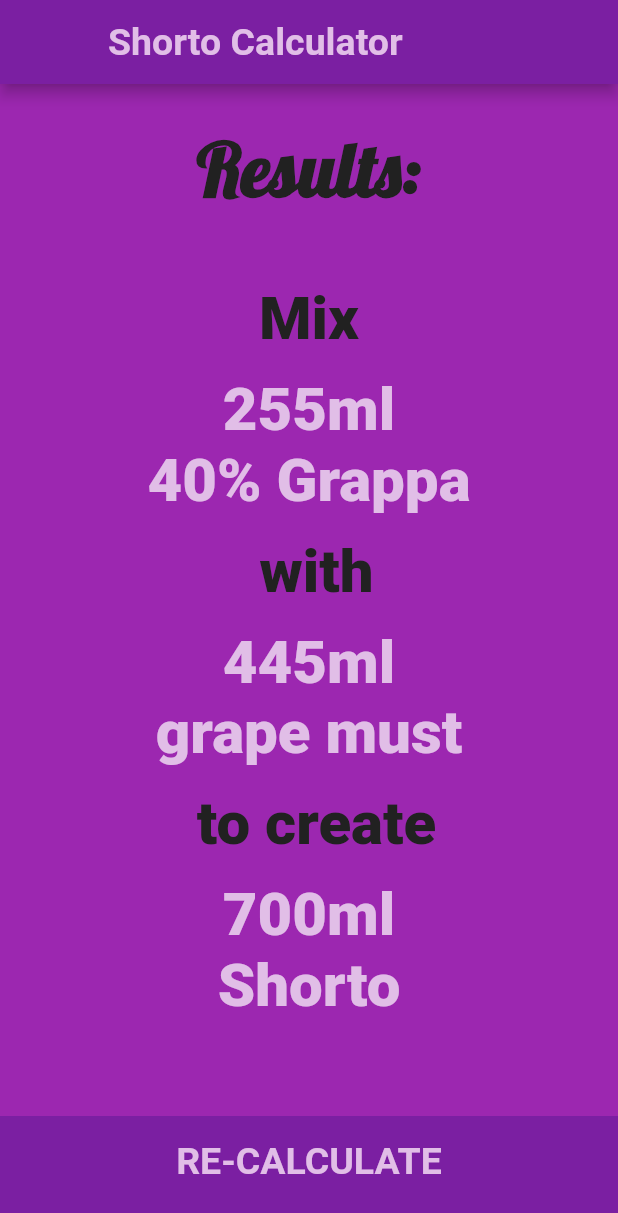
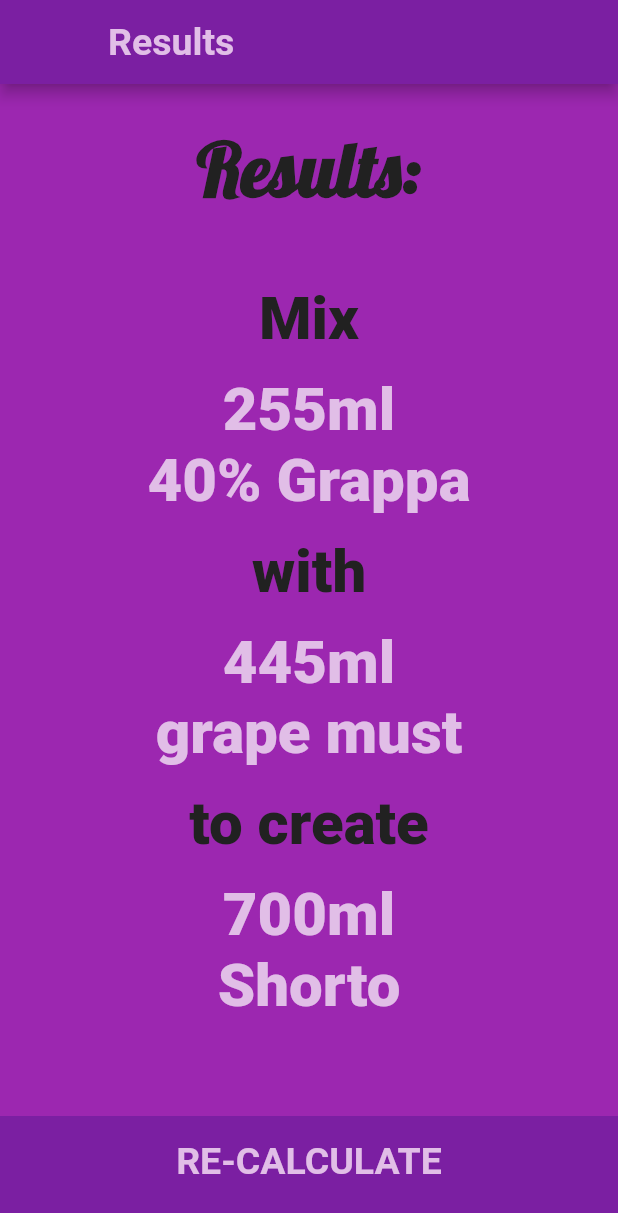
Before and after one commit to ShortyLago/shorto, a Flutter app: the InputsPage screen opened directly, after a tap on "CALCULATE", on a phone screen of 412 x 824 dp. Shown: the top 1213 px of the screen. Run offline on Flutter 3.47's test engine with Material 2 defaults, Android fonts, the phone set to English and light mode, and no system bars; drawn by our look-alikes of auto_size_text; our stand-ins replace font_awesome_flutter, sentry, sentry_flutter; missing offline and left inert: flutter_driver.

Commit message:
Update responsive text and add tests

```diff
--- /dev/null
+++ b/lib/components/autosize_widget.dart
@@ -0,0 +1,24 @@
+import 'package:auto_size_text/auto_size_text.dart';
+import 'package:flutter/cupertino.dart';
+import 'constants.dart';
+
+class AutoSizeWidget extends StatelessWidget {
+  const AutoSizeWidget({this.text, this.style, this.key});
+
+  final String text;
+  final TextStyle style;
+  final Key key;
+
+  @override
+  Widget build(BuildContext context) {
+    return AutoSizeText(
+      text,
+      style: style,
+      key: key,
+      textAlign: TextAlign.center,
+      minFontSize: 10.0,
+      maxFontSize: style.fontSize,
+      maxLines: style == kResultsWhite ? 2 : 1,
+    );
+  }
+}
--- a/lib/components/calculate_button.dart
+++ b/lib/components/calculate_button.dart
@@ -1,11 +1,13 @@
+import 'package:auto_size_text/auto_size_text.dart';
 import 'package:flutter/material.dart';
 import 'package:shorto/components/constants.dart';
 
 class CalculateButton extends StatelessWidget {
-  CalculateButton({@required this.buttonTitle, @required this.onTap});
+  CalculateButton({@required this.buttonTitle, @required this.onTap, this.key});
 
   final String buttonTitle;
   final Function onTap;
+  final Key key;
 
   @override
   Widget build(BuildContext context) {
@@ -13,9 +15,12 @@ class CalculateButton extends StatelessWidget {
       onTap: onTap,
       child: Container(
         child: Center(
-          child: Text(
-            buttonTitle,
-            style: kLargeTextButton,
+          child: FittedBox(
+            child: AutoSizeText(
+              buttonTitle,
+              style: kLargeTextButton,
+              maxFontSize: kLargeTextButton.fontSize,
+            ),
           ),
         ),
         color: kDarkPrimaryColor,
@@ -24,6 +29,7 @@ class CalculateButton extends StatelessWidget {
         width: double.infinity,
         height: kBottomContainerHeight,
       ),
+      key: key,
     );
   }
 }
--- a/lib/components/reusable_card.dart
+++ b/lib/components/reusable_card.dart
@@ -1,9 +1,8 @@
 import 'package:flutter/material.dart';
 
 class ReusableCard extends StatelessWidget {
-  ReusableCard({@required this.colour, this.cardChild, this.onPress});
+  ReusableCard({this.cardChild, this.onPress});
 
-  final Color colour;
   final Widget cardChild;
   final Function onPress;
 
--- a/lib/components/round_icon_button.dart
+++ b/lib/components/round_icon_button.dart
@@ -3,10 +3,11 @@ import 'package:flutter/material.dart';
 import 'constants.dart';
 
 class RoundIconButton extends StatelessWidget {
-  RoundIconButton({@required this.icon, @required this.onPress});
+  RoundIconButton({@required this.icon, @required this.onPress, this.key});
 
   final IconData icon;
   final Function onPress;
+  final Key key;
 
   @override
   Widget build(BuildContext context) {
@@ -15,6 +16,7 @@ class RoundIconButton extends StatelessWidget {
         icon,
         color: kLightPrimaryColor,
       ),
+      key: key,
       onPressed: onPress,
       elevation: 0.0,
       constraints: BoxConstraints.tightFor(
--- a/lib/screens/inputs_page.dart
+++ b/lib/screens/inputs_page.dart
@@ -1,10 +1,12 @@
 import 'dart:ui';
-
+import 'package:auto_size_text/auto_size_text.dart';
+import 'package:sentry/sentry.dart';
 import 'package:flutter/cupertino.dart';
 import 'package:flutter/material.dart';
 import 'package:flutter/painting.dart';
 import 'package:font_awesome_flutter/font_awesome_flutter.dart';
 import 'package:shorto/calculation.dart';
+import 'package:shorto/components/autosize_widget.dart';
 import 'package:shorto/components/calculate_button.dart';
 import 'package:shorto/components/constants.dart';
 import 'package:shorto/components/reusable_card.dart';
@@ -17,21 +19,14 @@ class InputsPage extends StatefulWidget {
 }
 
 class _InputsPageState extends State<InputsPage> {
-  int grappaPercent = 40;
-  int shortoMl = 700;
-
-  int grappaPercentMin = 30;
-  int grappaPercetnMax = 70;
-  int shortoMlMin = 100;
-  int shortoMlMax = 1500;
-
   @override
   Widget build(BuildContext context) {
     return Scaffold(
       appBar: AppBar(
-        title: Text(
-          'Shorto Calculator',
+        title: AutoSizeWidget(
+          text: 'Inputs',
           style: kLargeTextButton,
+          key: Key('title'),
         ),
         leading: IconButton(
           icon: Icon(
@@ -41,24 +36,25 @@ class _InputsPageState extends State<InputsPage> {
           onPressed: () {
             Navigator.pop(context);
           },
+          key: Key('back_btn'),
         ),
       ),
       body: Column(
         children: [
           Expanded(
             child: ReusableCard(
-              colour: kPrimaryColor,
               cardChild: Column(
                 mainAxisAlignment: MainAxisAlignment.spaceEvenly,
                 children: [
-                  Text(
-                    'Grappa',
+                  AutoSizeWidget(
+                    text: 'Grappa',
                     style: kBigGuys,
+                    key: Key('text_1'),
                   ),
-                  Text(
-                    'Alcohol contained in grappa',
+                  AutoSizeWidget(
+                    text: 'Alcohol content',
                     style: kInfoTextStyle,
-                    textAlign: TextAlign.center,
+                    key: Key('text_2'),
                   ),
                   SizedBox(
                     width: 5.0,
@@ -68,14 +64,16 @@ class _InputsPageState extends State<InputsPage> {
                     crossAxisAlignment: CrossAxisAlignment.baseline,
                     textBaseline: TextBaseline.alphabetic,
                     children: [
-                      Text(
-                        grappaPercent.toString(),
+                      AutoSizeWidget(
+                        text: grappaPercent.toStringAsFixed(0),
                         style: kNumberTextStyle,
+                        key: Key('text_3'),
                       ),
-                      Text(
-                        '%',
-                        style: kUnitsTextStyle,
-                      )
+                      AutoSizeWidget(
+                        text: '%',
+                        style: kInfoTextStyle,
+                        key: Key('text_4'),
+                      ),
                     ],
                   ),
                   Row(
@@ -92,6 +90,7 @@ class _InputsPageState extends State<InputsPage> {
                             },
                           );
                         },
+                        key: Key('btn_grappa_perc_minus'),
                       ),
                       SizedBox(
                         width: 30.0,
@@ -107,6 +106,7 @@ class _InputsPageState extends State<InputsPage> {
                             },
                           );
                         },
+                        key: Key('btn_grappa_perc_plus'),
                       ),
                     ],
                   ),
@@ -119,7 +119,7 @@ class _InputsPageState extends State<InputsPage> {
                     onChanged: (double newValue) {
                       setState(
                         () {
-                          grappaPercent = newValue.round();
+                          grappaPercent = newValue.roundToDouble();
                         },
                       );
                     },
@@ -130,18 +130,18 @@ class _InputsPageState extends State<InputsPage> {
           ),
           Expanded(
             child: ReusableCard(
-              colour: kPrimaryColor,
               cardChild: Column(
                 mainAxisAlignment: MainAxisAlignment.spaceEvenly,
                 children: [
-                  Text(
-                    'Shorto',
+                  AutoSizeWidget(
+                    text: 'Shorto',
                     style: kBigGuys,
+                    key: Key('text_5'),
                   ),
-                  Text(
-                    'Final amount',
+                  AutoSizeWidget(
+                    text: 'Final amount',
                     style: kInfoTextStyle,
-                    textAlign: TextAlign.center,
+                    key: Key('text_6'),
                   ),
                   SizedBox(
                     width: 5.0,
@@ -151,13 +151,21 @@ class _InputsPageState extends State<InputsPage> {
                     crossAxisAlignment: CrossAxisAlignment.baseline,
                     textBaseline: TextBaseline.alphabetic,
                     children: [
-                      Text(
-                        shortoMl.toString(),
+                      AutoSizeText(
+                        shortoMl.toStringAsFixed(0),
                         style: kNumberTextStyle,
+                        key: Key('text_7'),
+                        maxLines: 1,
+                        minFontSize: 5.0,
+                        maxFontSize: 50.0,
                       ),
-                      Text(
+                      AutoSizeText(
                         'ml',
                         style: kUnitsTextStyle,
+                        key: Key('text_8'),
+                        maxLines: 1,
+                        minFontSize: 5.0,
+                        maxFontSize: 18.0,
                       ),
                     ],
                   ),
@@ -175,6 +183,7 @@ class _InputsPageState extends State<InputsPage> {
                             },
                           );
                         },
+                        key: Key('btn_shorto_ml_minus'),
                       ),
                       SizedBox(
                         width: 30.0,
@@ -190,6 +199,7 @@ class _InputsPageState extends State<InputsPage> {
                             },
                           );
                         },
+                        key: Key('btn_shorto_ml_plus'),
                       ),
                     ],
                   ),
@@ -202,7 +212,7 @@ class _InputsPageState extends State<InputsPage> {
                     onChanged: (double newValue) {
                       setState(
                         () {
-                          shortoMl = newValue.round();
+                          shortoMl = newValue.roundToDouble();
                         },
                       );
                     },
@@ -213,7 +223,8 @@ class _InputsPageState extends State<InputsPage> {
           ),
           CalculateButton(
             buttonTitle: 'CALCULATE',
-            onTap: () {
+            onTap: () async {
+              try {
                 Calculation result = Calculation(
                     grappaPercent: grappaPercent.toDouble(),
                     shortoMl: shortoMl.toDouble());
@@ -223,14 +234,21 @@ class _InputsPageState extends State<InputsPage> {
                   MaterialPageRoute(
                     builder: (context) => ResultsPage(
                       grappaMl: grappaMl.toStringAsFixed(0),
-                    grappaPerc: grappaPercent.toString(),
+                      grappaPerc: grappaPercent.toStringAsFixed(0),
                       grapeMuskMl:
                           result.calculateMuskMl(grappaMl).toStringAsFixed(0),
-                    shortoMl: shortoMl.toString(),
+                      shortoMl: shortoMl.toStringAsFixed(0),
                     ),
                   ),
                 );
+              } catch (exception, stackTrace) {
+                await Sentry.captureException(
+                  exception,
+                  stackTrace: stackTrace,
+                );
+              }
             },
+            key: Key('calc_btn'),
           ),
         ],
       ),
--- a/lib/screens/results_page.dart
+++ b/lib/screens/results_page.dart
@@ -1,5 +1,6 @@
 import 'package:flutter/cupertino.dart';
 import 'package:flutter/material.dart';
+import 'package:shorto/components/autosize_widget.dart';
 import 'package:shorto/components/calculate_button.dart';
 import 'package:shorto/components/constants.dart';
 import 'package:shorto/components/reusable_card.dart';
@@ -20,9 +21,10 @@ class ResultsPage extends StatelessWidget {
   Widget build(BuildContext context) {
     return Scaffold(
       appBar: AppBar(
-        title: Text(
-          'Shorto Calculator',
+        title: AutoSizeWidget(
+          text: 'Results',
           style: kLargeTextButton,
+          key: Key('title'),
         ),
         leading: Container(),
       ),
@@ -38,9 +40,10 @@ class ResultsPage extends StatelessWidget {
               // ),
               alignment: Alignment.center,
               child: Center(
-                child: Text(
-                  'Results:',
+                child: AutoSizeWidget(
+                  text: 'Results:',
                   style: kBigGuys,
+                  key: Key('text_1'),
                 ),
               ),
             ),
@@ -48,40 +51,39 @@ class ResultsPage extends StatelessWidget {
           Expanded(
             flex: 5,
             child: ReusableCard(
-              colour: kPrimaryColor,
               cardChild: Column(
                 mainAxisAlignment: MainAxisAlignment.spaceBetween,
                 crossAxisAlignment: CrossAxisAlignment.center,
                 children: [
-                  Text(
-                    'Mix ',
+                  AutoSizeWidget(
+                    text: 'Mix',
                     style: kResultsBlack,
-                    textAlign: TextAlign.center,
+                    key: Key('text_2'),
                   ),
-                  Text(
-                    grappaMl + 'ml \n' + grappaPerc + '% Grappa',
+                  AutoSizeWidget(
+                    text: grappaMl + 'ml \n' + grappaPerc + '% Grappa',
                     style: kResultsWhite,
-                    textAlign: TextAlign.center,
+                    key: Key('text_3'),
                   ),
-                  Text(
-                    ' with ',
+                  AutoSizeWidget(
+                    text: 'with',
                     style: kResultsBlack,
-                    textAlign: TextAlign.center,
+                    key: Key('text_4'),
                   ),
-                  Text(
-                    grapeMuskMl + 'ml \ngrape must',
+                  AutoSizeWidget(
+                    text: grapeMuskMl + 'ml \ngrape must',
                     style: kResultsWhite,
-                    textAlign: TextAlign.center,
+                    key: Key('text_5'),
                   ),
-                  Text(
-                    ' to create ',
+                  AutoSizeWidget(
+                    text: 'to create',
                     style: kResultsBlack,
-                    textAlign: TextAlign.center,
+                    key: Key('text_6'),
                   ),
-                  Text(
-                    shortoMl + 'ml \nShorto',
+                  AutoSizeWidget(
+                    text: shortoMl + 'ml \nShorto',
                     style: kResultsWhite,
-                    textAlign: TextAlign.center,
+                    key: Key('text_7'),
                   ),
                   SizedBox(
                     height: 20.0,
@@ -95,6 +97,7 @@ class ResultsPage extends StatelessWidget {
             onTap: () {
               Navigator.pop(context);
             },
+              key: Key('calc_btn'),
           ),
         ],
       ),
```
Also changed, not shown: lib/components/constants.dart (+8 -2 lines), lib/main.dart (+14 -3 lines), lib/screens/home_page.dart (+14 -11 lines), pubspec.yaml (+7 -1 lines), test_driver/app.dart (added, +7 -0 lines), test_driver/app_test.dart (added, +86 -0 lines), pubspec.lock, 8 other files. Lines whose indentation alone changed are shown as unchanged.
